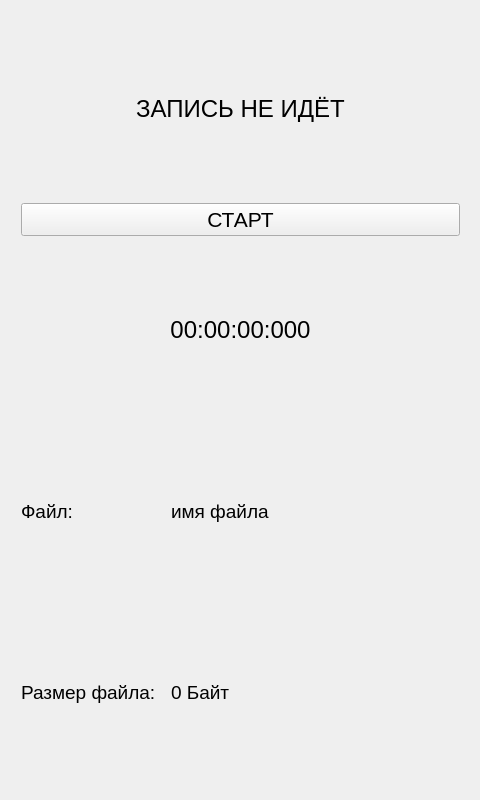
First picture: the form in mainwindow.ui, repository BadLagger/qmems, before the edit.
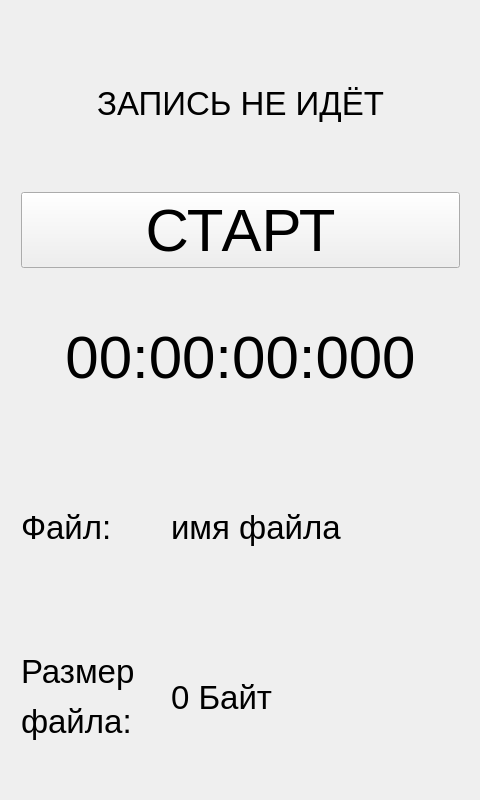
Second picture: the form after the edit.

Patch:
```diff
--- a/mainwindow.ui
+++ b/mainwindow.ui
@@ -45,7 +45,7 @@
       <widget class="QLabel" name="RecLbl">
        <property name="font">
         <font>
-         <pointsize>18</pointsize>
+         <pointsize>25</pointsize>
         </font>
        </property>
        <property name="text">
@@ -60,7 +60,7 @@
       <widget class="QPushButton" name="pushButton">
        <property name="font">
         <font>
-         <pointsize>16</pointsize>
+         <pointsize>45</pointsize>
         </font>
        </property>
        <property name="text">
@@ -72,7 +72,7 @@
       <widget class="QLabel" name="TimerLbl">
        <property name="font">
         <font>
-         <pointsize>18</pointsize>
+         <pointsize>45</pointsize>
         </font>
        </property>
        <property name="text">
@@ -89,7 +89,7 @@
         <widget class="QLabel" name="label">
          <property name="font">
           <font>
-           <pointsize>14</pointsize>
+           <pointsize>25</pointsize>
           </font>
          </property>
          <property name="text">
@@ -101,7 +101,7 @@
         <widget class="QLabel" name="FileNameLbl">
          <property name="font">
           <font>
-           <pointsize>14</pointsize>
+           <pointsize>25</pointsize>
           </font>
          </property>
          <property name="text">
@@ -117,11 +117,11 @@
         <widget class="QLabel" name="label_3">
          <property name="font">
           <font>
-           <pointsize>14</pointsize>
+           <pointsize>25</pointsize>
           </font>
          </property>
          <property name="text">
-          <string>Размер файла:</string>
+          <string>&lt;html&gt;&lt;head/&gt;&lt;body&gt;&lt;p&gt;Размер &lt;/p&gt;&lt;p&gt;файла:&lt;/p&gt;&lt;/body&gt;&lt;/html&gt;</string>
          </property>
         </widget>
        </item>
@@ -129,7 +129,7 @@
         <widget class="QLabel" name="FileSizeLbl">
          <property name="font">
           <font>
-           <pointsize>14</pointsize>
+           <pointsize>25</pointsize>
           </font>
          </property>
          <property name="text">
```
